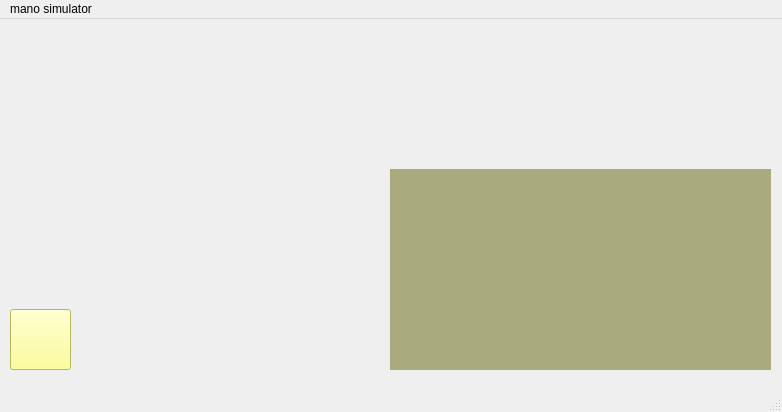
The window that mainwindow.ui (Erfan3101/RiscvCpu) describes before a commit, drawn with Qt 5.
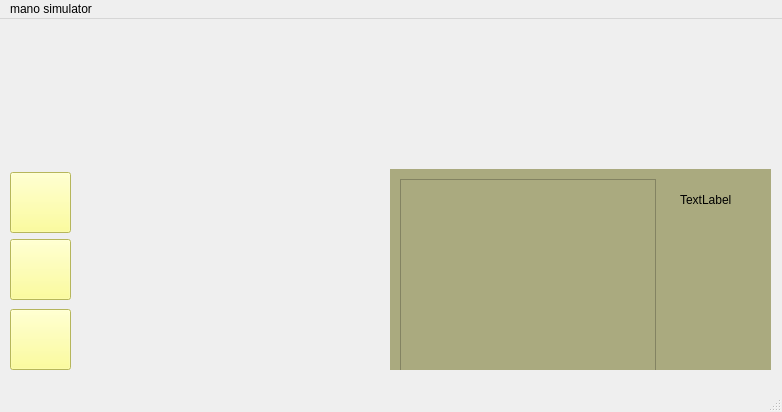
The same window after the commit. Icons and pictures are not drawn.

Commit message: adding register-value table and reset and step button and fixing fast clising widget and adding pc Qlabel

The edit to the form file:
```diff
--- a/mainwindow.ui
+++ b/mainwindow.ui
@@ -29,6 +29,29 @@
     <property name="styleSheet">
      <string notr="true">background-color: rgb(170, 170, 127);</string>
     </property>
+    <widget class="QLabel" name="labelPC">
+     <property name="geometry">
+      <rect>
+       <x>290</x>
+       <y>10</y>
+       <width>81</width>
+       <height>41</height>
+      </rect>
+     </property>
+     <property name="text">
+      <string>TextLabel</string>
+     </property>
+    </widget>
+    <widget class="QTableWidget" name="registerTable">
+     <property name="geometry">
+      <rect>
+       <x>10</x>
+       <y>10</y>
+       <width>256</width>
+       <height>192</height>
+      </rect>
+     </property>
+    </widget>
    </widget>
    <widget class="QPushButton" name="addbutton">
     <property name="geometry">
@@ -47,6 +70,40 @@
      <string/>
     </property>
    </widget>
+   <widget class="QPushButton" name="btnStep">
+    <property name="geometry">
+     <rect>
+      <x>10</x>
+      <y>220</y>
+      <width>61</width>
+      <height>61</height>
+     </rect>
+    </property>
+    <property name="styleSheet">
+     <string notr="true">image: url(:/icons/setupicon.png);
+background-color: rgb(255, 255, 127);</string>
+    </property>
+    <property name="text">
+     <string/>
+    </property>
+   </widget>
+   <widget class="QPushButton" name="btnReset">
+    <property name="geometry">
+     <rect>
+      <x>10</x>
+      <y>153</y>
+      <width>61</width>
+      <height>61</height>
+     </rect>
+    </property>
+    <property name="styleSheet">
+     <string notr="true">image: url(:/icons/reseticon.png);
+background-color: rgb(255, 255, 127);</string>
+    </property>
+    <property name="text">
+     <string/>
+    </property>
+   </widget>
   </widget>
   <widget class="QMenuBar" name="menubar">
    <property name="geometry">
```
The commit also changes 4 other files.
